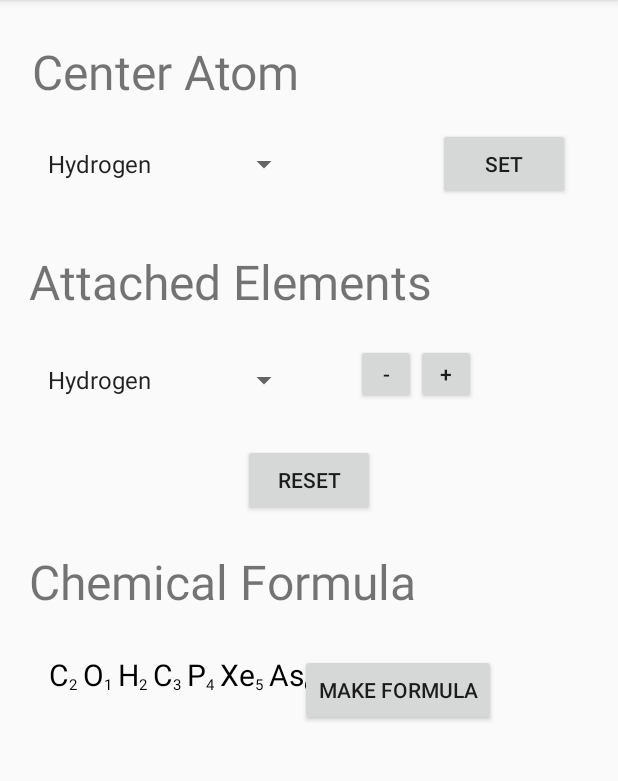
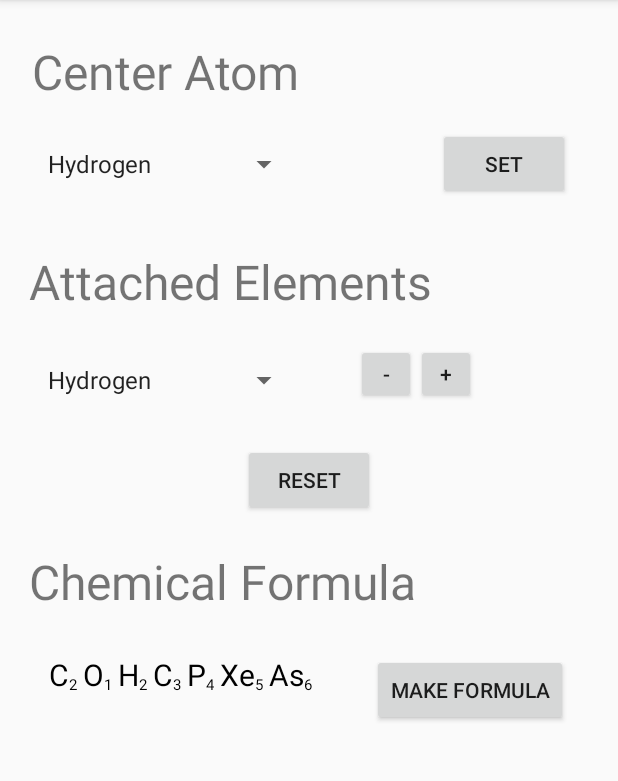
Before and after one commit to ahyoung1/Chemia, an Android app: the FormulaCreatorPage screen opened directly, with no data from a screen before it, on a phone screen of 412 x 824 dp, the part 84-865 px from its top. Run offline under Robolectric (Android 15) with nearby library versions, the phone set to English and light mode, and no system bars.

Commit message:
moved get_formula_button to the right so it doesn't cover up formula

```diff
--- a/app/src/main/res/layout/activity_formula_creator.xml
+++ b/app/src/main/res/layout/activity_formula_creator.xml
@@ -243,9 +243,9 @@
         android:layout_width="wrap_content"
         android:layout_height="wrap_content"
         android:id="@+id/get_formula_btn"
-        android:layout_alignTop="@+id/second_attached_atom_display"
-        android:layout_toRightOf="@+id/attached_elements_spinner"
-        android:layout_toEndOf="@+id/attached_elements_spinner" />
+        android:layout_alignTop="@id/center_atom_display"
+        android:layout_toRightOf="@+id/num_sixth_attached_atoms"
+        android:layout_marginLeft="40dp"/>
 
     <Button
         android:text="Reset"
```
